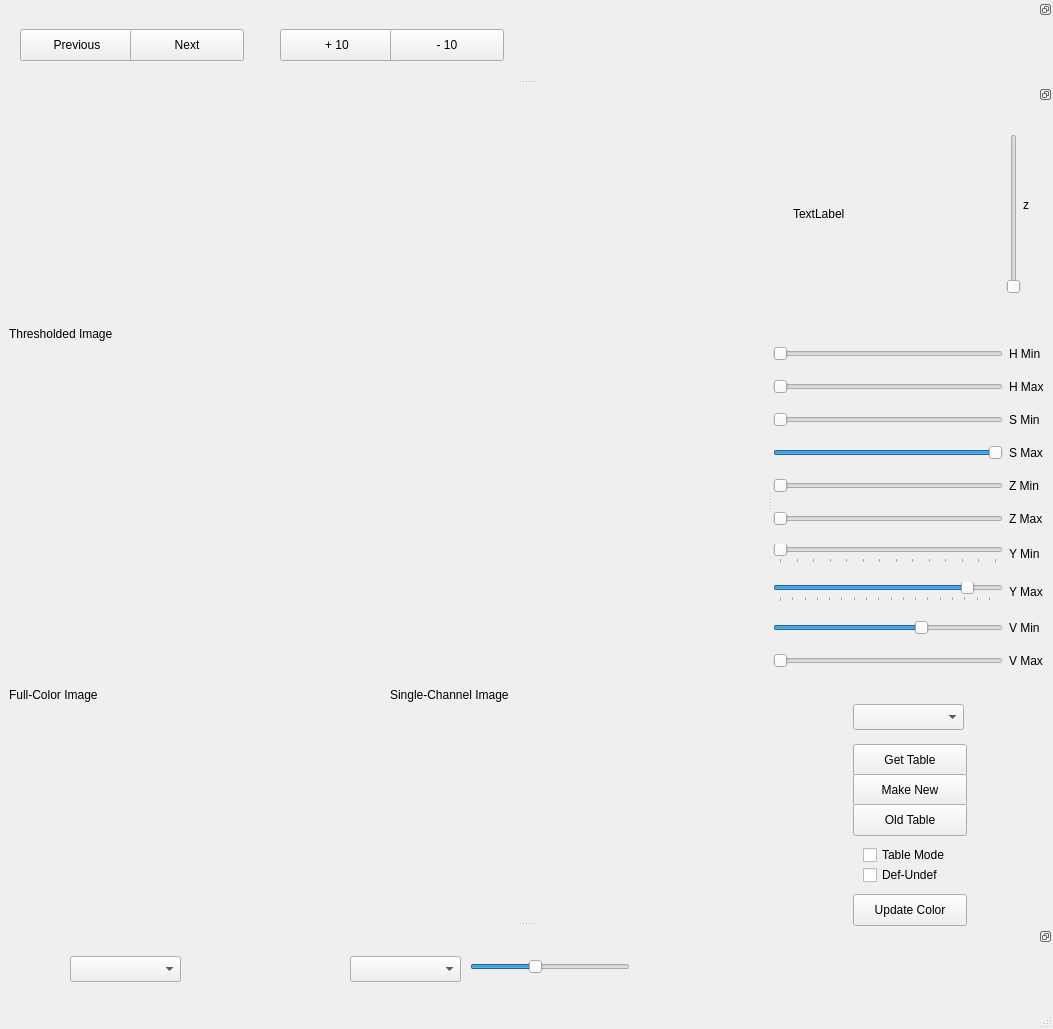
Qt form src/qtool/colorcreator/ColorCreator.ui (northern-bites/nbites) before a commit.
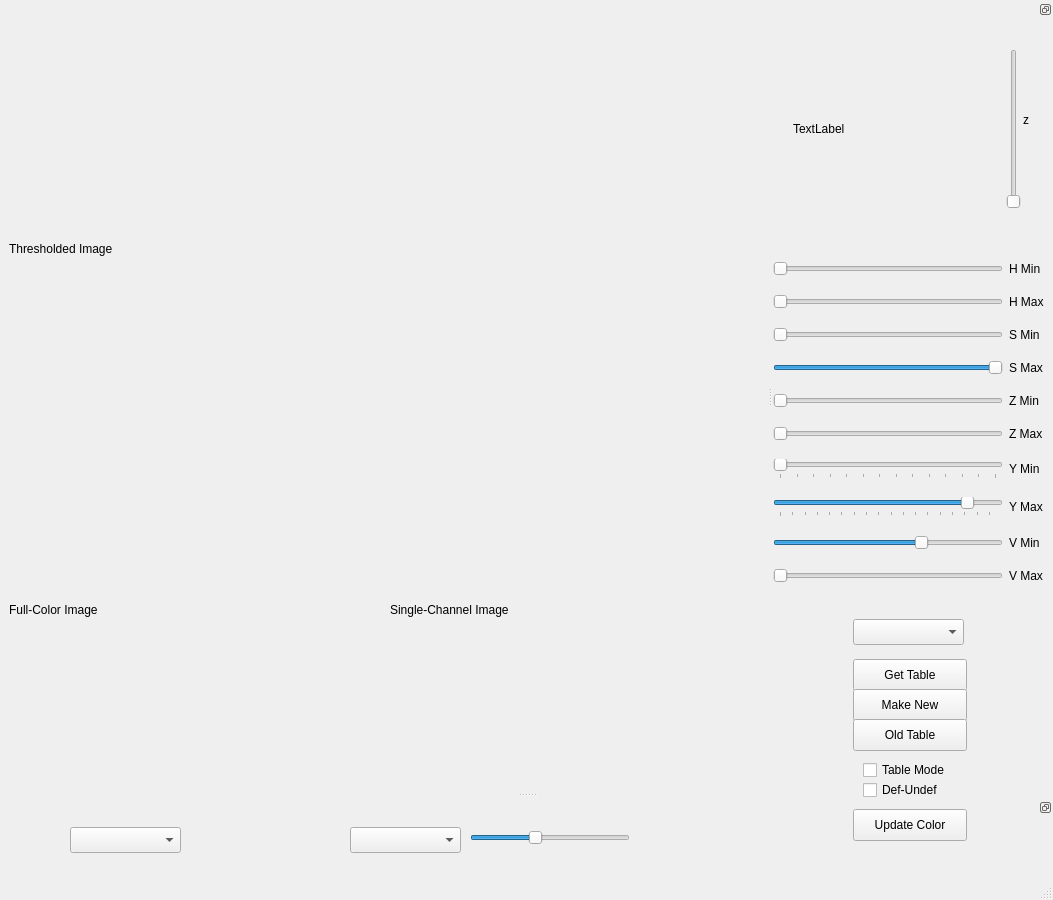
The same form after that commit.

Commit message: made a toolbar for next and prev; removed the buttons/ toolbar that did that from logviewer

Patch:
```diff
--- a/src/qtool/colorcreator/ColorCreator.ui
+++ b/src/qtool/colorcreator/ColorCreator.ui
@@ -7,7 +7,7 @@
     <x>0</x>
     <y>0</y>
     <width>1053</width>
-    <height>1029</height>
+    <height>900</height>
    </rect>
   </property>
   <property name="minimumSize">
@@ -26,7 +26,7 @@
    <string>MainWindow</string>
   </property>
   <widget class="QWidget" name="centralwidget">
-   <widget class="QWidget" name="">
+   <widget class="QWidget" name="layoutWidget">
     <property name="geometry">
      <rect>
       <x>9</x>
@@ -85,85 +85,11 @@
    </widget>
   </widget>
   <widget class="QStatusBar" name="statusbar"/>
-  <widget class="QDockWidget" name="buttonsDock">
-   <property name="minimumSize">
-    <size>
-     <width>56</width>
-     <height>80</height>
-    </size>
-   </property>
-   <property name="maximumSize">
-    <size>
-     <width>524287</width>
-     <height>524287</height>
-    </size>
-   </property>
-   <property name="features">
-    <set>QDockWidget::DockWidgetFloatable|QDockWidget::DockWidgetMovable</set>
-   </property>
-   <attribute name="dockWidgetArea">
-    <number>4</number>
-   </attribute>
-   <widget class="QWidget" name="buttons">
-    <widget class="QPushButton" name="previousButton">
-     <property name="geometry">
-      <rect>
-       <x>20</x>
-       <y>10</y>
-       <width>114</width>
-       <height>32</height>
-      </rect>
-     </property>
-     <property name="text">
-      <string>Previous</string>
-     </property>
-    </widget>
-    <widget class="QPushButton" name="nextButton">
-     <property name="geometry">
-      <rect>
-       <x>130</x>
-       <y>10</y>
-       <width>114</width>
-       <height>32</height>
-      </rect>
-     </property>
-     <property name="text">
-      <string>Next</string>
-     </property>
-    </widget>
-    <widget class="QPushButton" name="plusTen">
-     <property name="geometry">
-      <rect>
-       <x>280</x>
-       <y>10</y>
-       <width>114</width>
-       <height>32</height>
-      </rect>
-     </property>
-     <property name="text">
-      <string>+ 10</string>
-     </property>
-    </widget>
-    <widget class="QPushButton" name="minusTen">
-     <property name="geometry">
-      <rect>
-       <x>390</x>
-       <y>10</y>
-       <width>114</width>
-       <height>32</height>
-      </rect>
-     </property>
-     <property name="text">
-      <string>- 10</string>
-     </property>
-    </widget>
-   </widget>
-  </widget>
   <widget class="QDockWidget" name="colorEditorDock">
    <property name="minimumSize">
     <size>
      <width>280</width>
-     <height>897</height>
+     <height>855</height>
     </size>
    </property>
    <property name="features">
```
The commit also changes 6 other files.
